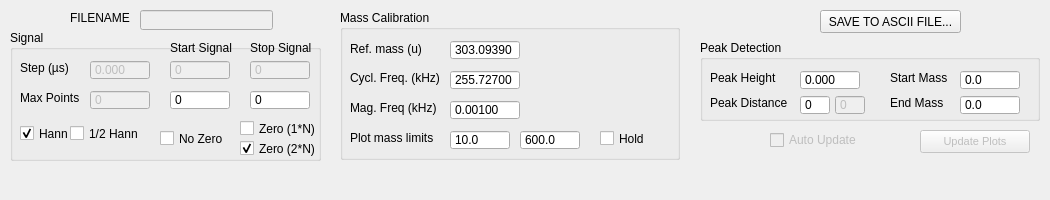
Before: the Qt Designer form src/gui/analysis_qt.ui in pirenea-irap/sofa, drawn with Qt 5.
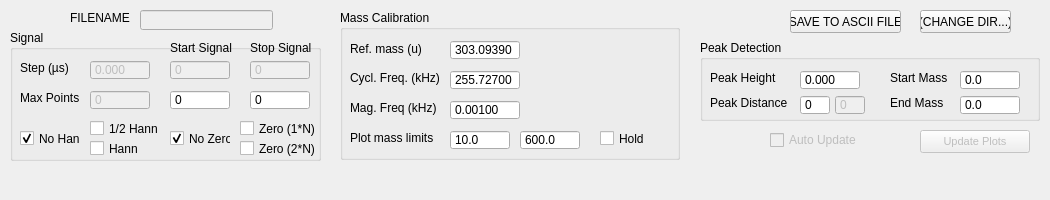
After: the same form once the commit is applied.

```diff
--- a/src/gui/analysis_qt.ui
+++ b/src/gui/analysis_qt.ui
@@ -236,8 +236,8 @@
     <widget class="QCheckBox" name="checkBox_Hann">
      <property name="geometry">
       <rect>
-       <x>10</x>
-       <y>95</y>
+       <x>80</x>
+       <y>110</y>
        <width>60</width>
        <height>17</height>
       </rect>
@@ -246,7 +246,7 @@
       <string>Hann</string>
      </property>
      <property name="checked">
-      <bool>true</bool>
+      <bool>false</bool>
      </property>
      <attribute name="buttonGroup">
       <string notr="true">buttonGroup_Hann</string>
@@ -274,9 +274,9 @@
     <widget class="QCheckBox" name="checkBox_HalfHann">
      <property name="geometry">
       <rect>
-       <x>60</x>
-       <y>95</y>
-       <width>80</width>
+       <x>80</x>
+       <y>90</y>
+       <width>71</width>
        <height>17</height>
       </rect>
      </property>
@@ -303,7 +303,7 @@
       <string>Zero (2*N)</string>
      </property>
      <property name="checked">
-      <bool>true</bool>
+      <bool>false</bool>
      </property>
      <attribute name="buttonGroup">
       <string notr="true">buttonGroup_Zero</string>
@@ -312,9 +312,9 @@
     <widget class="QCheckBox" name="checkBox_NoZero">
      <property name="geometry">
       <rect>
-       <x>150</x>
+       <x>160</x>
        <y>100</y>
-       <width>70</width>
+       <width>61</width>
        <height>17</height>
       </rect>
      </property>
@@ -322,12 +322,31 @@
       <string>No Zero</string>
      </property>
      <property name="checked">
-      <bool>false</bool>
+      <bool>true</bool>
      </property>
      <attribute name="buttonGroup">
       <string notr="true">buttonGroup_Zero</string>
      </attribute>
     </widget>
+    <widget class="QCheckBox" name="checkBox_NoHann">
+     <property name="geometry">
+      <rect>
+       <x>10</x>
+       <y>100</y>
+       <width>61</width>
+       <height>17</height>
+      </rect>
+     </property>
+     <property name="text">
+      <string>No Hann</string>
+     </property>
+     <property name="checked">
+      <bool>true</bool>
+     </property>
+     <attribute name="buttonGroup">
+      <string notr="true">buttonGroup_Hann</string>
+     </attribute>
+    </widget>
    </widget>
    <widget class="QGroupBox" name="groupBox_Mass">
     <property name="geometry">
@@ -798,14 +817,27 @@
    <widget class="QPushButton" name="pushButton_SaveToAscii">
     <property name="geometry">
      <rect>
-      <x>820</x>
+      <x>790</x>
       <y>10</y>
-      <width>141</width>
+      <width>111</width>
       <height>23</height>
      </rect>
     </property>
     <property name="text">
-     <string>SAVE TO ASCII FILE...</string>
+     <string>SAVE TO ASCII FILE</string>
+    </property>
+   </widget>
+   <widget class="QPushButton" name="pushButton_ChangeAsciiDir">
+    <property name="geometry">
+     <rect>
+      <x>920</x>
+      <y>10</y>
+      <width>91</width>
+      <height>23</height>
+     </rect>
+    </property>
+    <property name="text">
+     <string>(CHANGE DIR...)</string>
     </property>
    </widget>
   </widget>
```
Left out of the diff: 2 changed lines with no effect on the pictures.
